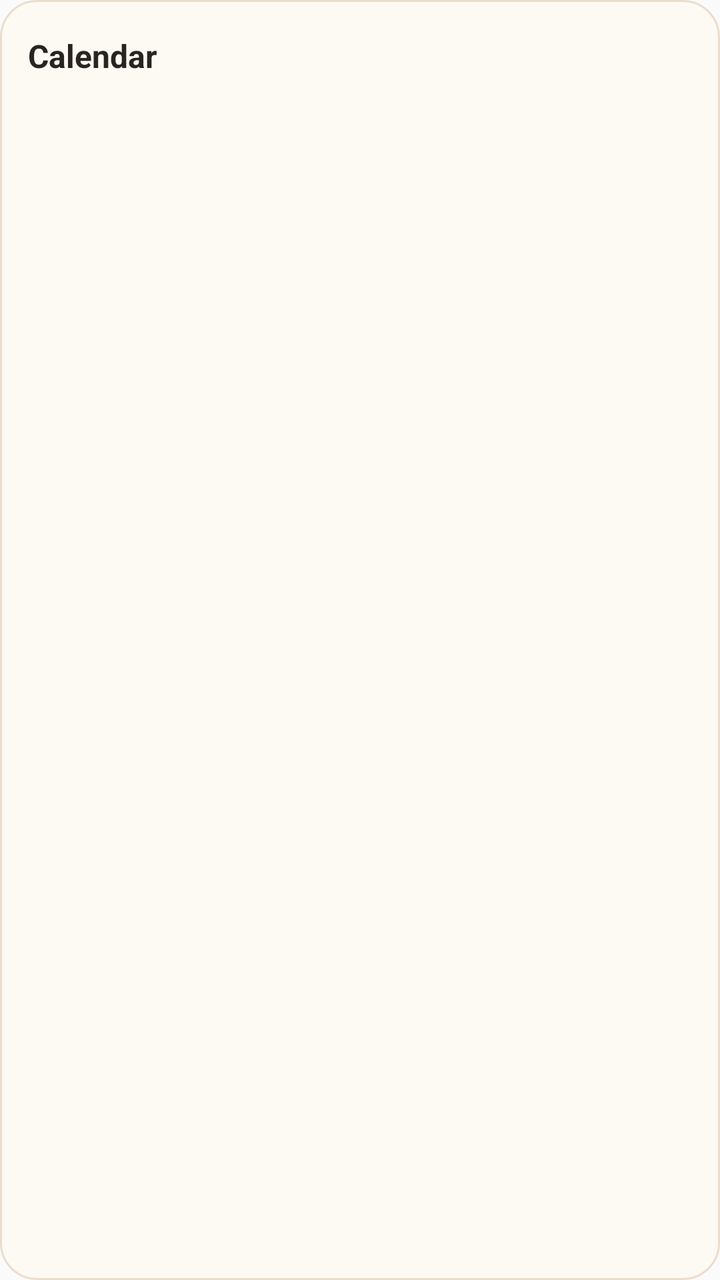
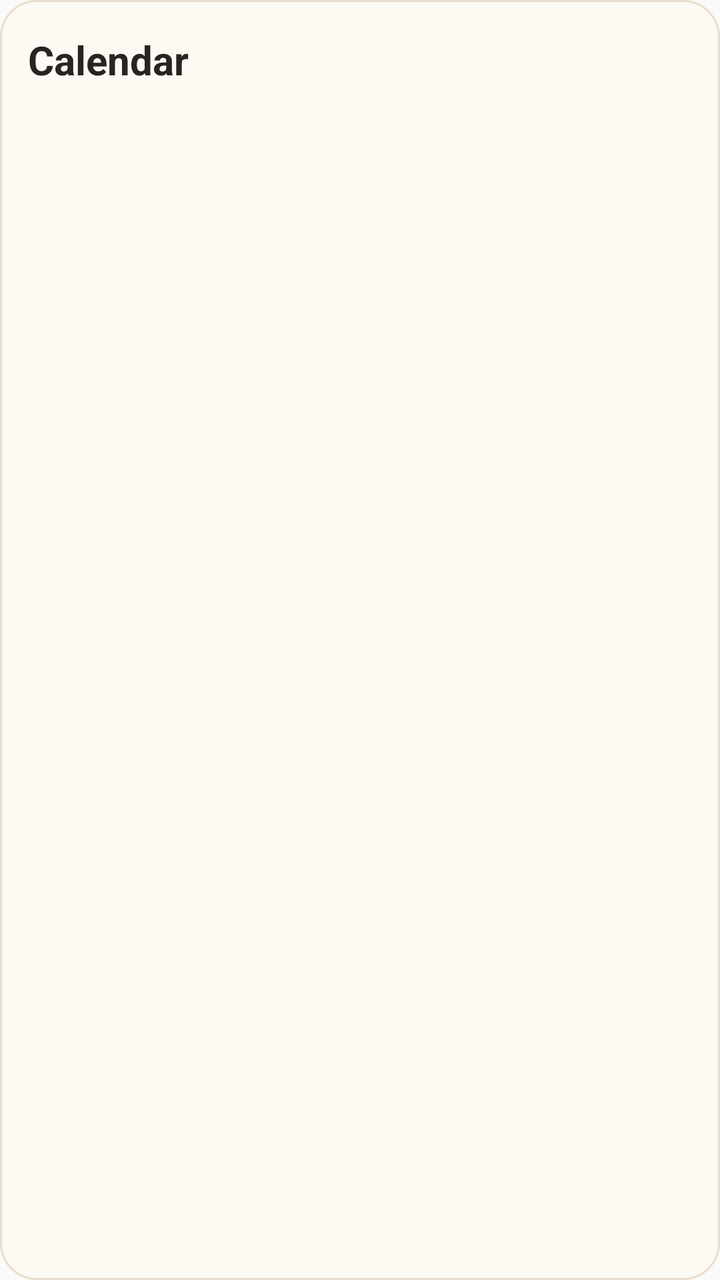

Two renders of the same Android screen: before a commit and after it. Below are the layout's source before the change and the commit's diff.
<!-- AndroidManifest.xml: application theme AppTheme -->
<!-- res/layout/theo_widget.xml -->
<LinearLayout xmlns:android="http://schemas.android.com/apk/res/android"
    android:id="@+id/widget_root" android:layout_width="match_parent" android:layout_height="match_parent"
    android:orientation="vertical" android:padding="14dp" android:background="@drawable/theo_widget_background">
    <TextView android:id="@+id/widget_month" android:layout_width="match_parent" android:layout_height="28dp"
        android:gravity="center_vertical" android:text="Calendar" android:textColor="#292421"
        android:textSize="16sp" android:textStyle="bold" android:maxLines="1" android:ellipsize="end" />
    <LinearLayout android:id="@+id/widget_weekdays" android:layout_width="match_parent" android:layout_height="22dp" android:orientation="horizontal" />
    <GridLayout android:id="@+id/widget_grid" android:layout_width="match_parent" android:layout_height="288dp"
        android:columnCount="7" android:rowCount="6" android:orientation="horizontal" />
    <TextView android:id="@+id/widget_status" android:layout_width="match_parent" android:layout_height="14dp"
        android:textColor="#796B61" android:textSize="8sp" android:maxLines="1" android:ellipsize="end" />
</LinearLayout>
<!-- resources referenced by this layout -->
<resources>
  <!-- drawable theo_widget_background (drawable) -->
  <shape xmlns:android="http://schemas.android.com/apk/res/android" android:shape="rectangle">
      <solid android:color="#FDF9F3"/>
      <stroke android:width="1dp" android:color="#EADDCF"/>
      <corners android:radius="18dp"/>
      <padding android:left="1dp" android:top="1dp" android:right="1dp" android:bottom="1dp"/>
  </shape>
  <style name="AppTheme" parent="Theme.AppCompat.Light.DarkActionBar">
          
          <item name="colorPrimary">@color/colorPrimary</item>
          <item name="colorPrimaryDark">@color/colorPrimaryDark</item>
          <item name="colorAccent">@color/colorAccent</item>
      </style>
</resources>

<!-- the commit's change to res/layout/theo_widget.xml (unified diff, before → after) -->
@@ -1,12 +1,12 @@
 <LinearLayout xmlns:android="http://schemas.android.com/apk/res/android"
     android:id="@+id/widget_root" android:layout_width="match_parent" android:layout_height="match_parent"
-    android:orientation="vertical" android:padding="14dp" android:background="@drawable/theo_widget_background">
-    <TextView android:id="@+id/widget_month" android:layout_width="match_parent" android:layout_height="28dp"
+    android:orientation="vertical" android:paddingTop="14dp" android:paddingStart="14dp" android:paddingEnd="14dp" android:paddingBottom="0dp" android:background="@drawable/theo_widget_background">
+    <TextView android:id="@+id/widget_month" android:layout_width="match_parent" android:layout_height="32dp"
         android:gravity="center_vertical" android:text="Calendar" android:textColor="#292421"
-        android:textSize="16sp" android:textStyle="bold" android:maxLines="1" android:ellipsize="end" />
-    <LinearLayout android:id="@+id/widget_weekdays" android:layout_width="match_parent" android:layout_height="22dp" android:orientation="horizontal" />
-    <GridLayout android:id="@+id/widget_grid" android:layout_width="match_parent" android:layout_height="288dp"
-        android:columnCount="7" android:rowCount="6" android:orientation="horizontal" />
+        android:textSize="20sp" android:textStyle="bold" android:maxLines="1" android:ellipsize="end" />
+    <LinearLayout android:id="@+id/widget_weekdays" android:layout_width="match_parent" android:layout_height="26dp" android:orientation="horizontal" />
+    <LinearLayout android:id="@+id/widget_grid" android:layout_width="match_parent" android:layout_height="312dp"
+        android:orientation="vertical" />
     <TextView android:id="@+id/widget_status" android:layout_width="match_parent" android:layout_height="14dp"
-        android:textColor="#796B61" android:textSize="8sp" android:maxLines="1" android:ellipsize="end" />
+        android:visibility="gone" android:textColor="#796B61" android:textSize="8sp" android:maxLines="1" android:ellipsize="end" />
 </LinearLayout>
